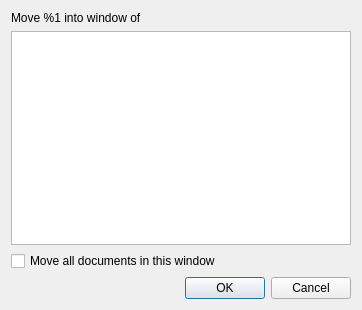
Old version of the form source/ui/DialogMoveDocument.ui in the repository eteran/nedit-ng.
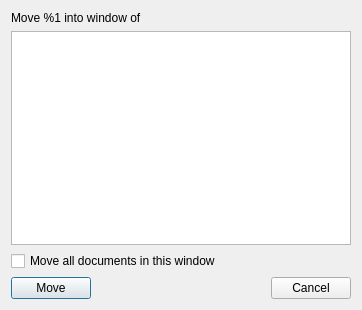
New version of the form. Icons and pictures are not drawn.

Commit message: implemented Move Window Dialog

```diff
--- a/source/ui/DialogMoveDocument.ui
+++ b/source/ui/DialogMoveDocument.ui
@@ -32,14 +32,48 @@
     </widget>
    </item>
    <item>
-    <widget class="QDialogButtonBox" name="buttonBox">
-     <property name="orientation">
-      <enum>Qt::Horizontal</enum>
-     </property>
-     <property name="standardButtons">
-      <set>QDialogButtonBox::Cancel|QDialogButtonBox::Ok</set>
-     </property>
-    </widget>
+    <layout class="QHBoxLayout" name="horizontalLayout">
+     <item>
+      <widget class="QPushButton" name="buttonMove">
+       <property name="text">
+        <string>Move</string>
+       </property>
+       <property name="icon">
+        <iconset theme="arrow-left">
+         <normaloff/>
+        </iconset>
+       </property>
+       <property name="default">
+        <bool>true</bool>
+       </property>
+      </widget>
+     </item>
+     <item>
+      <spacer name="horizontalSpacer">
+       <property name="orientation">
+        <enum>Qt::Horizontal</enum>
+       </property>
+       <property name="sizeHint" stdset="0">
+        <size>
+         <width>40</width>
+         <height>20</height>
+        </size>
+       </property>
+      </spacer>
+     </item>
+     <item>
+      <widget class="QPushButton" name="buttonCancel">
+       <property name="text">
+        <string>Cancel</string>
+       </property>
+       <property name="icon">
+        <iconset theme="dialog-cancel">
+         <normaloff/>
+        </iconset>
+       </property>
+      </widget>
+     </item>
+    </layout>
    </item>
   </layout>
  </widget>
```
Left out of the diff: 32 changed lines with no effect on the pictures. The commit also changes 4 other files.
